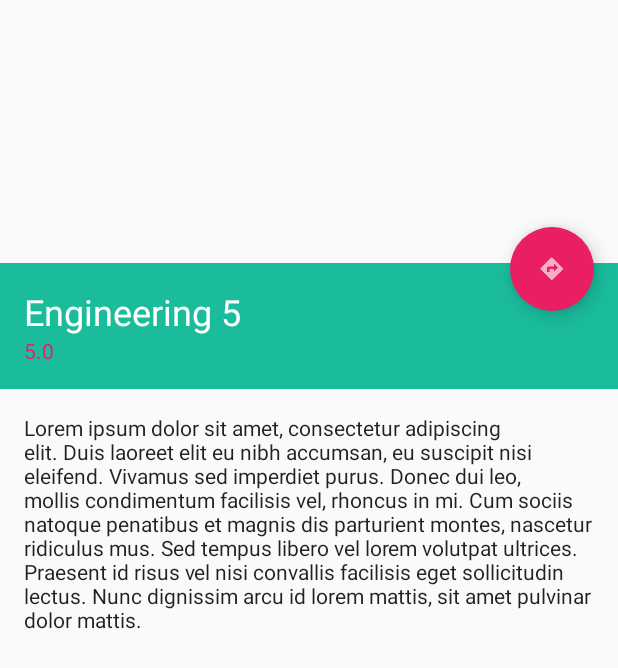
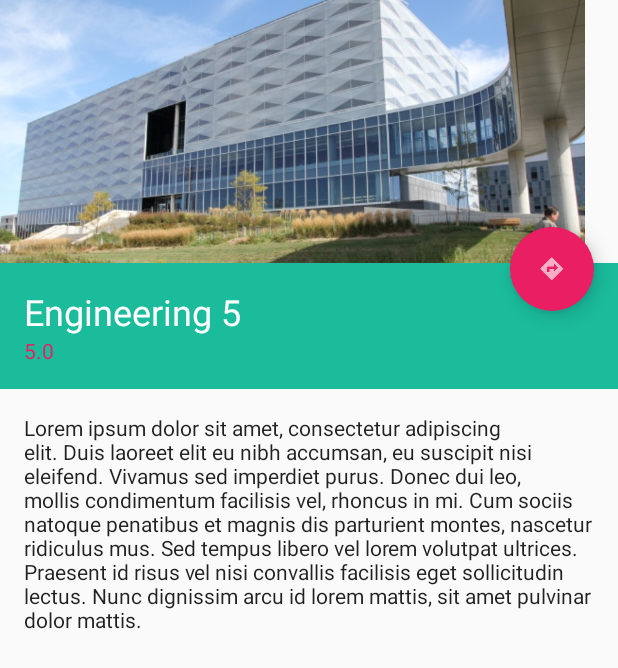
Before and after one commit to adityachugh/Discoveo, an Android app: the layout activity_detail.xml on its own in the app's theme, with its tools: preview values and no code run, on a phone screen of 412 x 824 dp. Shown: the top 668 px of the screen. Run offline under Robolectric (Android 15) with nearby library versions, the phone set to English and light mode, and no system bars.

Commit message:
Image added to detail activity

```diff
--- a/Discoveo/app/src/main/res/layout/activity_detail.xml
+++ b/Discoveo/app/src/main/res/layout/activity_detail.xml
@@ -1,6 +1,7 @@
 <RelativeLayout
     xmlns:android="http://schemas.android.com/apk/res/android"
     xmlns:tools="http://schemas.android.com/tools"
+    xmlns:app="http://schemas.android.com/apk/res-auto"
     android:layout_width="match_parent"
     android:layout_height="match_parent">
     <ScrollView
@@ -15,6 +16,7 @@
 
             <ImageView
                 android:scaleType="centerCrop"
+                android:src="@drawable/outside_of_student_design_centre"
                 android:id="@+id/location_image"
                 android:layout_width="390dp"
                 android:layout_height="175dp"/>
```
Also changed, not shown: 1 other file.
